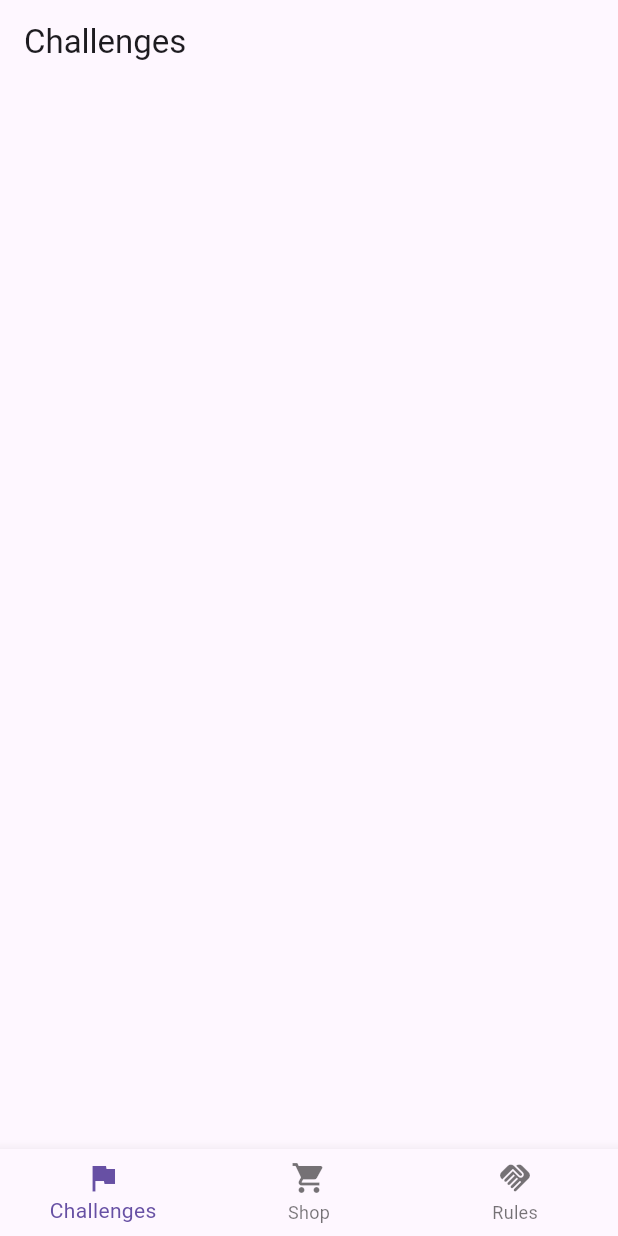
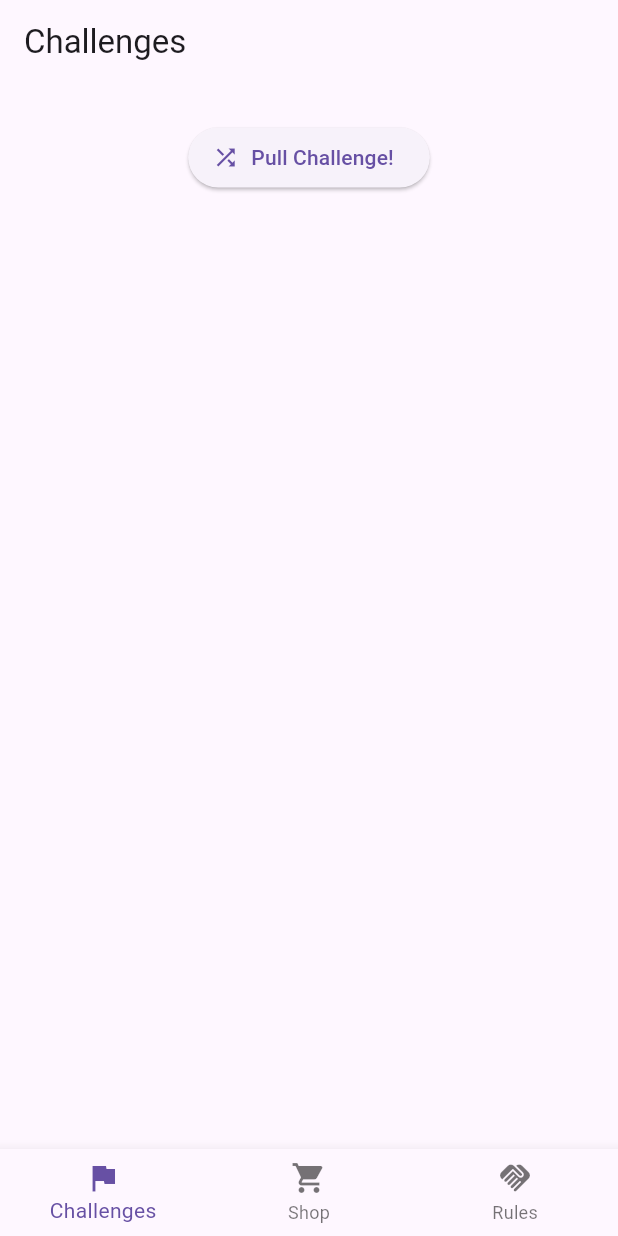
Before and after one commit to velix2/tag_lag, a Flutter app: the screen it shows after launch, on a phone screen of 412 x 824 dp. Run offline on Flutter 3.47's test engine with Material 2 defaults, Android fonts, the phone set to English and light mode, and no system bars.

Commit message:
working challenge pulling

```diff
--- a/lib/main.dart
+++ b/lib/main.dart
@@ -1,6 +1,5 @@
 import 'package:flutter/material.dart';
 import 'dart:convert';
-
 import 'package:flutter/services.dart';
 
 void main() {
@@ -83,13 +82,39 @@ class ChallengesPage extends StatefulWidget {
 }
 
 class _ChallengesPageState extends State<ChallengesPage> {
+  // ignore: unused_field
+  List _items = [];
+
+  // Fetch content from the json file
+  Future<void> readJson() async {
+    final String response =
+        await rootBundle.loadString('assets/challenges.json');
+    final data = await json.decode(response);
+    setState(() {
+      _items = data["challenges"]..shuffle();
+      print(_items);
+    });
+  }
+
   @override
   Widget build(BuildContext context) {
     return Scaffold(
-      appBar: AppBar(
-        title: const Text("Challenges"),
-      ),
-    );
+        appBar: AppBar(
+          title: const Text("Challenges"),
+        ),
+        body: Padding(
+            padding: const EdgeInsets.all(25),
+            child: Column(
+              children: [
+                ElevatedButton.icon(
+                    onPressed: readJson,
+                    icon: const Icon(Icons.shuffle),
+                    label: const Text("Pull Challenge!")),
+                _items.isNotEmpty
+                    ? Expanded(child: Text(_items.first["header"]))
+                    : Container()
+              ],
+            )));
   }
 }
 
--- a/pubspec.yaml
+++ b/pubspec.yaml
@@ -23,3 +23,4 @@ flutter:
   uses-material-design: true
   assets:
     - assets/rules.json
+    - assets/challenges.json
```
Also changed, not shown: pubspec.lock.
